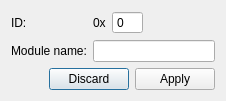
Qt form DataLoggerPC/newframe_dialog.ui (mkowalik/DataLogger_CAN_GPS_2018) before a commit.
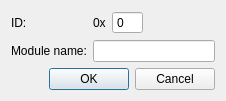
The same form after that commit.

Patch:
```diff
--- a/DataLoggerPC/newframe_dialog.ui
+++ b/DataLoggerPC/newframe_dialog.ui
@@ -94,7 +94,7 @@
       <enum>Qt::Horizontal</enum>
      </property>
      <property name="standardButtons">
-      <set>QDialogButtonBox::Apply|QDialogButtonBox::Discard</set>
+      <set>QDialogButtonBox::Cancel|QDialogButtonBox::Ok</set>
      </property>
      <property name="centerButtons">
       <bool>false</bool>
```
Left out of the diff: 24 changed lines with no effect on the pictures.
